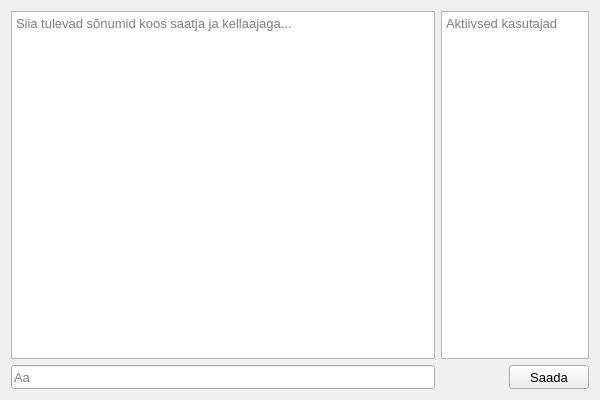
Old version of the form FormLogin/FormMessenger.ui in the repository sitisl/Mola_rakendus.
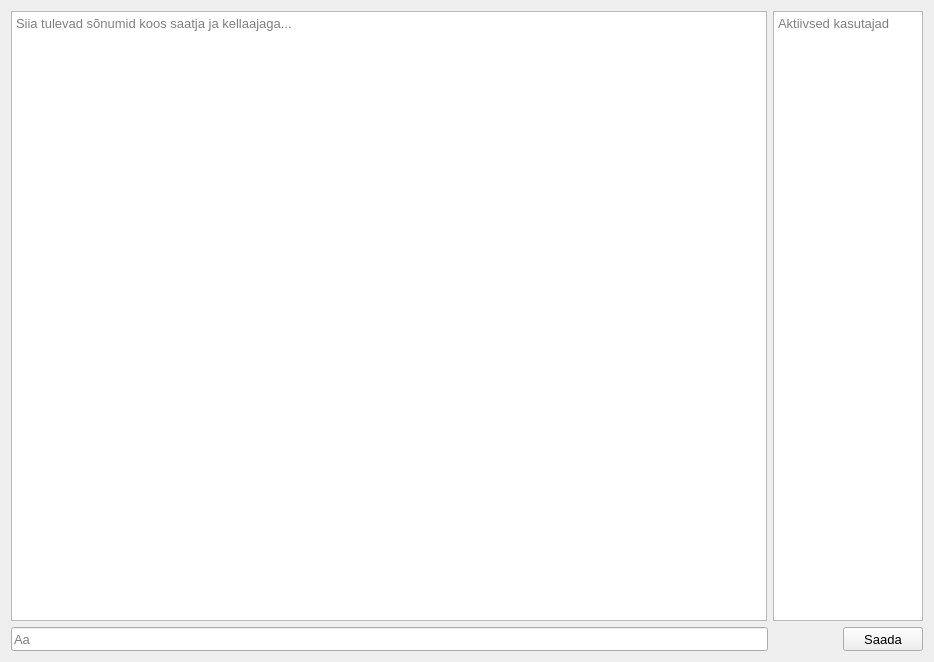
New version of the form. Icons and pictures are not drawn.

```diff
--- a/FormLogin/FormMessenger.ui
+++ b/FormLogin/FormMessenger.ui
@@ -9,8 +9,8 @@
    <rect>
     <x>0</x>
     <y>0</y>
-    <width>600</width>
-    <height>400</height>
+    <width>934</width>
+    <height>662</height>
    </rect>
   </property>
   <property name="minimumSize">
@@ -94,6 +94,9 @@
         <property name="focusPolicy">
          <enum>Qt::NoFocus</enum>
         </property>
+        <property name="layoutDirection">
+         <enum>Qt::LeftToRight</enum>
+        </property>
         <property name="readOnly">
          <bool>true</bool>
         </property>
@@ -120,7 +123,7 @@
         <property name="minimumSize">
          <size>
           <width>424</width>
-          <height>0</height>
+          <height>20</height>
          </size>
         </property>
         <property name="maximumSize">
@@ -134,6 +137,12 @@
           <pointsize>10</pointsize>
          </font>
         </property>
+        <property name="maxLength">
+         <number>1023</number>
+        </property>
+        <property name="frame">
+         <bool>true</bool>
+        </property>
         <property name="placeholderText">
          <string>Aa</string>
         </property>
```
Left out of the diff: 3 changed lines with no effect on the pictures.
